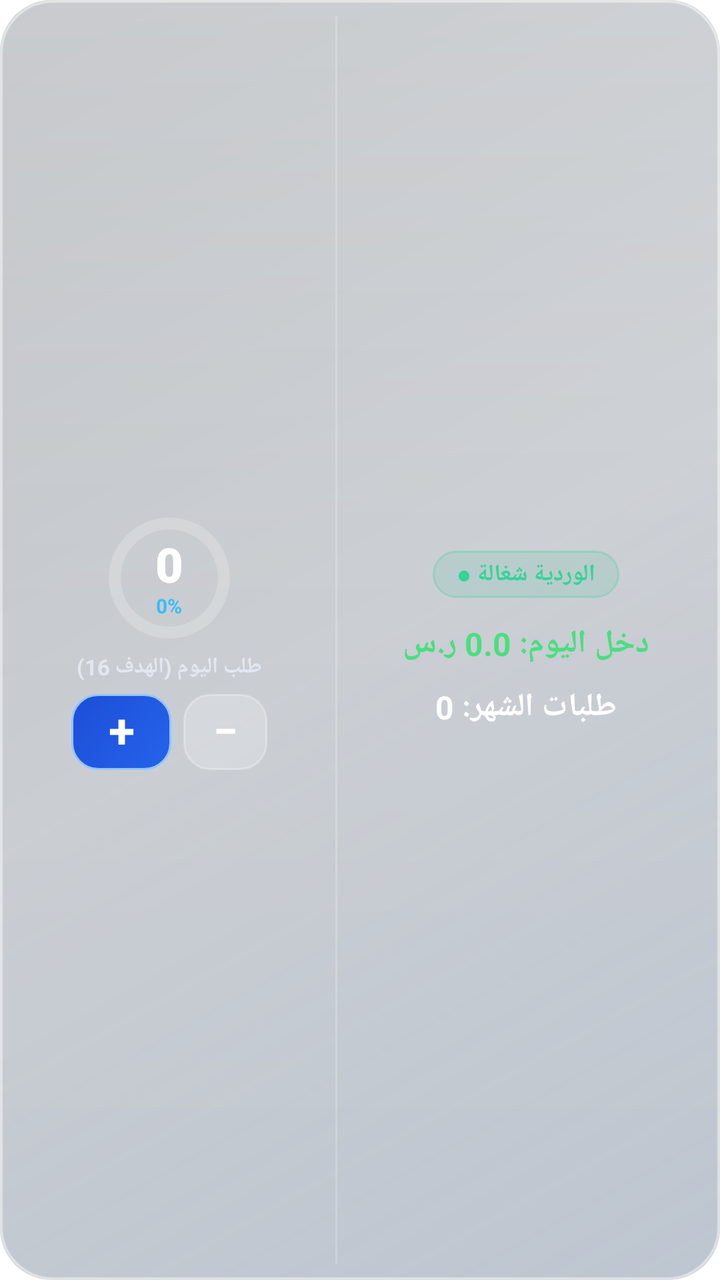
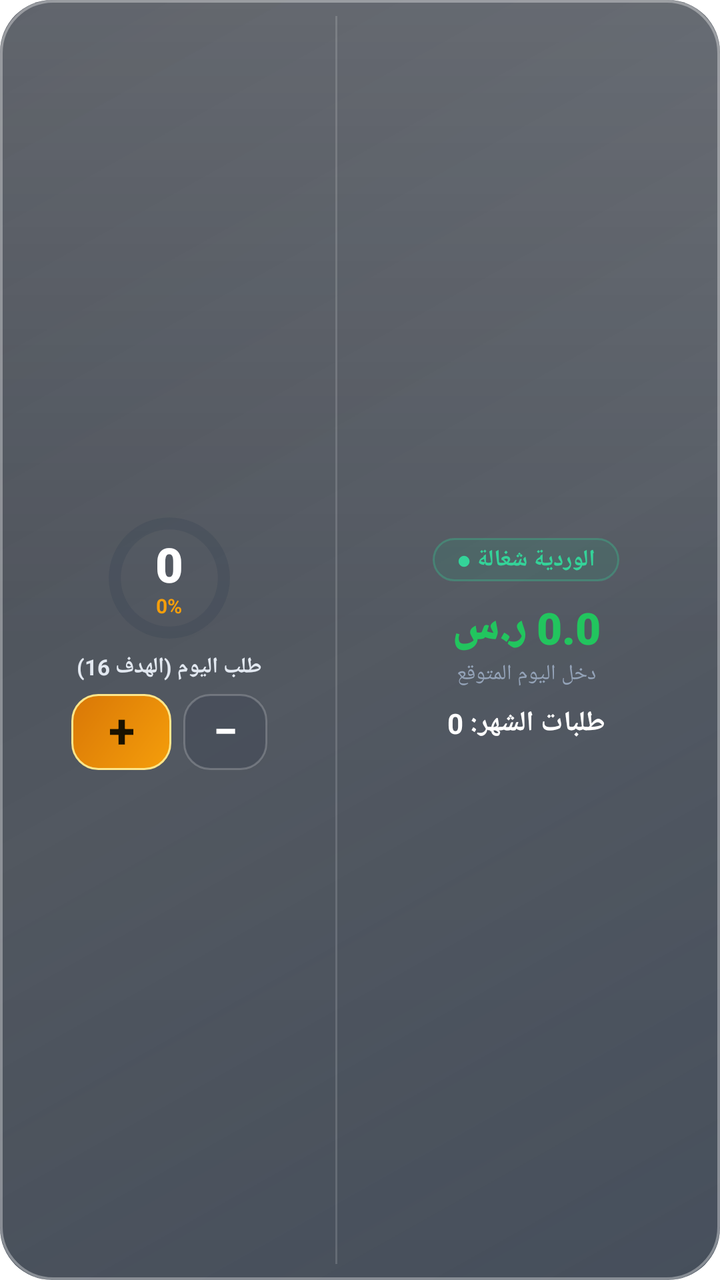

Compare the two renders of this Android layout. The source of the first and the diff that turns it into the second are given below.
<!-- AndroidManifest.xml: fallback theme Theme.MaterialComponents.DayNight.NoActionBar -->
<!-- res/layout/widget_apple_glass.xml -->
<?xml version="1.0" encoding="utf-8"?>
<LinearLayout xmlns:android="http://schemas.android.com/apk/res/android"
    android:id="@+id/apple_widget_root"
    android:layout_width="match_parent"
    android:layout_height="match_parent"
    android:background="@drawable/bg_apple_glass_container"
    android:orientation="horizontal"
    android:layoutDirection="ltr"
    android:padding="8dp"
    android:gravity="center_vertical">

    
    <LinearLayout
        android:id="@+id/apple_section_left"
        android:layout_width="0dp"
        android:layout_height="match_parent"
        android:layout_weight="1.0"
        android:orientation="vertical"
        android:gravity="center">

        
        <FrameLayout
            android:layout_width="68dp"
            android:layout_height="68dp">

            <ProgressBar
                android:id="@+id/pb_apple_ring"
                style="?android:attr/progressBarStyleHorizontal"
                android:layout_width="match_parent"
                android:layout_height="match_parent"
                android:indeterminate="false"
                android:max="100"
                android:progress="0"
                android:progressDrawable="@drawable/ring_progress_cyan" />

            <LinearLayout
                android:layout_width="match_parent"
                android:layout_height="match_parent"
                android:gravity="center"
                android:orientation="vertical">

                <TextView
                    android:id="@+id/tv_apple_orders_count"
                    android:layout_width="wrap_content"
                    android:layout_height="wrap_content"
                    android:fontFamily="sans-serif-black"
                    android:includeFontPadding="false"
                    android:text="0"
                    android:textColor="#FFFFFF"
                    android:textSize="24sp"
                    android:textStyle="bold" />

                <TextView
                    android:id="@+id/tv_apple_progress_percent"
                    android:layout_width="wrap_content"
                    android:layout_height="wrap_content"
                    android:includeFontPadding="false"
                    android:text="0%"
                    android:textColor="#38BDF8"
                    android:textSize="10sp"
                    android:textStyle="bold" />
            </LinearLayout>
        </FrameLayout>

        
        <TextView
            android:id="@+id/tv_apple_target_sub"
            android:layout_width="wrap_content"
            android:layout_height="wrap_content"
            android:layout_marginTop="3dp"
            android:includeFontPadding="false"
            android:text="طلب اليوم (الهدف 16)"
            android:textColor="#E2E8F0"
            android:textSize="11sp"
            android:textStyle="bold" />

        
        <LinearLayout
            android:layout_width="wrap_content"
            android:layout_height="wrap_content"
            android:layout_marginTop="6dp"
            android:gravity="center"
            android:orientation="horizontal">

            <TextView
                android:id="@+id/btn_apple_increment"
                android:layout_width="50dp"
                android:layout_height="38dp"
                android:background="@drawable/btn_apple_plus"
                android:gravity="center"
                android:includeFontPadding="false"
                android:text="+"
                android:textColor="#FFFFFF"
                android:textSize="24sp"
                android:textStyle="bold" />

            <TextView
                android:id="@+id/btn_apple_decrement"
                android:layout_width="42dp"
                android:layout_height="38dp"
                android:layout_marginLeft="6dp"
                android:layout_marginStart="6dp"
                android:background="@drawable/btn_apple_minus"
                android:gravity="center"
                android:includeFontPadding="false"
                android:text="−"
                android:textColor="#FFFFFF"
                android:textSize="22sp"
                android:textStyle="bold" />
        </LinearLayout>
    </LinearLayout>

    
    <FrameLayout
        android:layout_width="1dp"
        android:layout_height="match_parent"
        android:background="#33FFFFFF"
        android:layout_marginLeft="6dp"
        android:layout_marginRight="6dp" />

    
    <LinearLayout
        android:id="@+id/apple_section_right"
        android:layout_width="0dp"
        android:layout_height="match_parent"
        android:layout_weight="1.15"
        android:orientation="vertical"
        android:gravity="center"
        android:paddingLeft="4dp"
        android:paddingRight="4dp">

        
        <TextView
            android:id="@+id/tv_apple_shift_status"
            android:layout_width="wrap_content"
            android:layout_height="wrap_content"
            android:layout_gravity="center_horizontal"
            android:background="@drawable/bg_apple_shift_pill"
            android:paddingLeft="12dp"
            android:paddingRight="12dp"
            android:paddingTop="4dp"
            android:paddingBottom="4dp"
            android:text="الوردية شغالة ●"
            android:textColor="#34D399"
            android:textSize="11.5sp"
            android:textStyle="bold" />

        
        <TextView
            android:id="@+id/tv_apple_today_income"
            android:layout_width="wrap_content"
            android:layout_height="wrap_content"
            android:layout_gravity="center_horizontal"
            android:layout_marginTop="12dp"
            android:text="دخل اليوم: 0.0 ر.س"
            android:textDirection="rtl"
            android:textColor="#4ADE80"
            android:textSize="16sp"
            android:textStyle="bold" />

        
        <TextView
            android:id="@+id/tv_apple_month_orders"
            android:layout_width="wrap_content"
            android:layout_height="wrap_content"
            android:layout_gravity="center_horizontal"
            android:layout_marginTop="10dp"
            android:text="طلبات الشهر: 0"
            android:textDirection="rtl"
            android:textColor="#FFFFFF"
            android:textSize="16sp"
            android:textStyle="bold" />

    </LinearLayout>

</LinearLayout>
<!-- resources referenced by this layout -->
<resources>
  <!-- drawable bg_apple_glass_container (drawable) -->
  <?xml version="1.0" encoding="utf-8"?>
  <layer-list xmlns:android="http://schemas.android.com/apk/res/android">
      
      <item>
          <shape android:shape="rectangle">
              <corners android:radius="26dp" />
              <gradient
                  android:angle="135"
                  android:startColor="#59445B7A"
                  android:centerColor="#40253448"
                  android:endColor="#4D16202E" />
          </shape>
      </item>
  
      
      <item>
          <shape android:shape="rectangle">
              <corners android:radius="26dp" />
              <gradient
                  android:angle="270"
                  android:startColor="#38FFFFFF"
                  android:centerColor="#0DFFFFFF"
                  android:endColor="#00FFFFFF" />
          </shape>
      </item>
  
      
      <item>
          <shape android:shape="rectangle">
              <corners android:radius="26dp" />
              <stroke
                  android:width="1.3dp"
                  android:color="#73FFFFFF" />
          </shape>
      </item>
  </layer-list>
  <!-- drawable bg_apple_shift_pill (drawable) -->
  <?xml version="1.0" encoding="utf-8"?>
  <shape xmlns:android="http://schemas.android.com/apk/res/android"
      android:shape="rectangle">
      <corners android:radius="14dp" />
      <solid android:color="#1A10B981" />
      <stroke
          android:width="1dp"
          android:color="#4D34D399" />
  </shape>
  <!-- drawable btn_apple_minus (drawable) -->
  <?xml version="1.0" encoding="utf-8"?>
  <shape xmlns:android="http://schemas.android.com/apk/res/android"
      android:shape="rectangle">
      <corners android:radius="13dp" />
      <solid android:color="#33FFFFFF" />
      <stroke
          android:width="1dp"
          android:color="#4DFFFFFF" />
  </shape>
  <!-- drawable btn_apple_plus (drawable) -->
  <?xml version="1.0" encoding="utf-8"?>
  <shape xmlns:android="http://schemas.android.com/apk/res/android"
      android:shape="rectangle">
      <corners android:radius="13dp" />
      <gradient
          android:startColor="#2563EB"
          android:endColor="#1D4ED8"
          android:angle="135" />
      <stroke
          android:width="1dp"
          android:color="#93C5FD" />
  </shape>
  <!-- drawable ring_progress_cyan (drawable) -->
  <?xml version="1.0" encoding="utf-8"?>
  <layer-list xmlns:android="http://schemas.android.com/apk/res/android">
      
      <item android:id="@android:id/background">
          <shape
              android:innerRadiusRatio="2.8"
              android:shape="ring"
              android:thickness="6dp"
              android:useLevel="false">
              <solid android:color="#33FFFFFF" />
          </shape>
      </item>
      
      <item android:id="@android:id/progress">
          <rotate
              android:fromDegrees="270"
              android:toDegrees="270">
              <shape
                  android:innerRadiusRatio="2.8"
                  android:shape="ring"
                  android:thickness="6dp"
                  android:useLevel="true">
                  <gradient
                      android:centerColor="#38BDF8"
                      android:endColor="#7DD3FC"
                      android:startColor="#0284C7"
                      android:type="sweep" />
              </shape>
          </rotate>
      </item>
  </layer-list>
</resources>

<!-- the commit's change to res/layout/widget_apple_glass.xml (unified diff, before → after) -->
@@ -56,7 +56,7 @@
                     android:layout_height="wrap_content"
                     android:includeFontPadding="false"
                     android:text="0%"
-                    android:textColor="#38BDF8"
+                    android:textColor="#F59E0B"
                     android:textSize="10sp"
                     android:textStyle="bold" />
             </LinearLayout>
@@ -90,7 +90,7 @@
                 android:gravity="center"
                 android:includeFontPadding="false"
                 android:text="+"
-                android:textColor="#FFFFFF"
+                android:textColor="#1A1200"
                 android:textSize="24sp"
                 android:textStyle="bold" />
 
@@ -114,7 +114,7 @@
     <FrameLayout
         android:layout_width="1dp"
         android:layout_height="match_parent"
-        android:background="#33FFFFFF"
+        android:background="#26FFFFFF"
         android:layout_marginLeft="6dp"
         android:layout_marginRight="6dp" />
 
@@ -138,8 +138,8 @@
             android:background="@drawable/bg_apple_shift_pill"
             android:paddingLeft="12dp"
             android:paddingRight="12dp"
-            android:paddingTop="4dp"
-            android:paddingBottom="4dp"
+            android:paddingTop="3dp"
+            android:paddingBottom="3dp"
             android:text="الوردية شغالة ●"
             android:textColor="#34D399"
             android:textSize="11.5sp"
@@ -151,12 +151,23 @@
             android:layout_width="wrap_content"
             android:layout_height="wrap_content"
             android:layout_gravity="center_horizontal"
-            android:layout_marginTop="12dp"
-            android:text="دخل اليوم: 0.0 ر.س"
+            android:layout_marginTop="8dp"
+            android:fontFamily="sans-serif-black"
+            android:includeFontPadding="false"
+            android:text="0.0 ر.س"
             android:textDirection="rtl"
-            android:textColor="#4ADE80"
-            android:textSize="16sp"
+            android:textColor="#22C55E"
+            android:textSize="22sp"
             android:textStyle="bold" />
+
+        <TextView
+            android:layout_width="wrap_content"
+            android:layout_height="wrap_content"
+            android:layout_gravity="center_horizontal"
+            android:layout_marginTop="1dp"
+            android:text="دخل اليوم المتوقع"
+            android:textColor="#94A3B8"
+            android:textSize="10.5sp" />
 
         
         <TextView
@@ -164,11 +175,11 @@
             android:layout_width="wrap_content"
             android:layout_height="wrap_content"
             android:layout_gravity="center_horizontal"
-            android:layout_marginTop="10dp"
+            android:layout_marginTop="8dp"
             android:text="طلبات الشهر: 0"
             android:textDirection="rtl"
             android:textColor="#FFFFFF"
-            android:textSize="16sp"
+            android:textSize="14sp"
             android:textStyle="bold" />
 
     </LinearLayout>
<!-- resource entries referenced after the edit -->
@@ -9,9 +9,9 @@
               <corners android:radius="26dp" />
               <gradient
                   android:angle="135"
-                  android:startColor="#59445B7A"
-                  android:centerColor="#40253448"
-                  android:endColor="#4D16202E" />
+                  android:startColor="#CC182333"
+                  android:centerColor="#BF121A26"
+                  android:endColor="#CC0E141F" />
           </shape>
       </item>
   
@@ -21,8 +21,8 @@
               <corners android:radius="26dp" />
               <gradient
                   android:angle="270"
-                  android:startColor="#38FFFFFF"
-                  android:centerColor="#0DFFFFFF"
+                  android:startColor="#2EFFFFFF"
+                  android:centerColor="#08FFFFFF"
                   android:endColor="#00FFFFFF" />
           </shape>
       </item>
@@ -33,7 +33,7 @@
               <corners android:radius="26dp" />
               <stroke
                   android:width="1.3dp"
-                  android:color="#73FFFFFF" />
+                  android:color="#59FFFFFF" />
           </shape>
       </item>
   </layer-list>
@@ -52,10 +52,10 @@
   <shape xmlns:android="http://schemas.android.com/apk/res/android"
       android:shape="rectangle">
       <corners android:radius="13dp" />
-      <solid android:color="#33FFFFFF" />
+      <solid android:color="#33263142" />
       <stroke
           android:width="1dp"
-          android:color="#4DFFFFFF" />
+          android:color="#33FFFFFF" />
   </shape>
   <!-- drawable btn_apple_plus (drawable) -->
   <?xml version="1.0" encoding="utf-8"?>
@@ -63,12 +63,12 @@
       android:shape="rectangle">
       <corners android:radius="13dp" />
       <gradient
-          android:startColor="#2563EB"
-          android:endColor="#1D4ED8"
+          android:startColor="#F59E0B"
+          android:endColor="#D97706"
           android:angle="135" />
       <stroke
           android:width="1dp"
-          android:color="#93C5FD" />
+          android:color="#FDE68A" />
   </shape>
   <!-- drawable ring_progress_cyan (drawable) -->
   <?xml version="1.0" encoding="utf-8"?>
@@ -80,7 +80,7 @@
               android:shape="ring"
               android:thickness="6dp"
               android:useLevel="false">
-              <solid android:color="#33FFFFFF" />
+              <solid android:color="#332A374A" />
           </shape>
       </item>
       
@@ -94,9 +94,9 @@
                   android:thickness="6dp"
                   android:useLevel="true">
                   <gradient
-                      android:centerColor="#38BDF8"
-                      android:endColor="#7DD3FC"
-                      android:startColor="#0284C7"
+                      android:centerColor="#FBBF24"
+                      android:endColor="#F59E0B"
+                      android:startColor="#D97706"
                       android:type="sweep" />
               </shape>
           </rotate>
